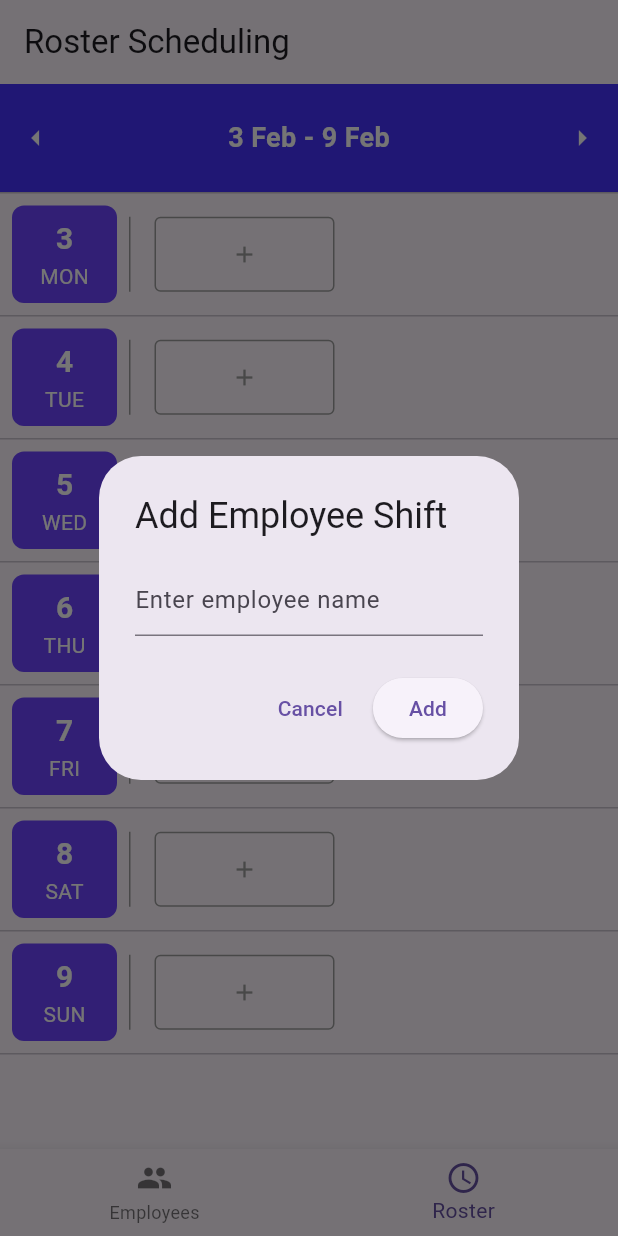
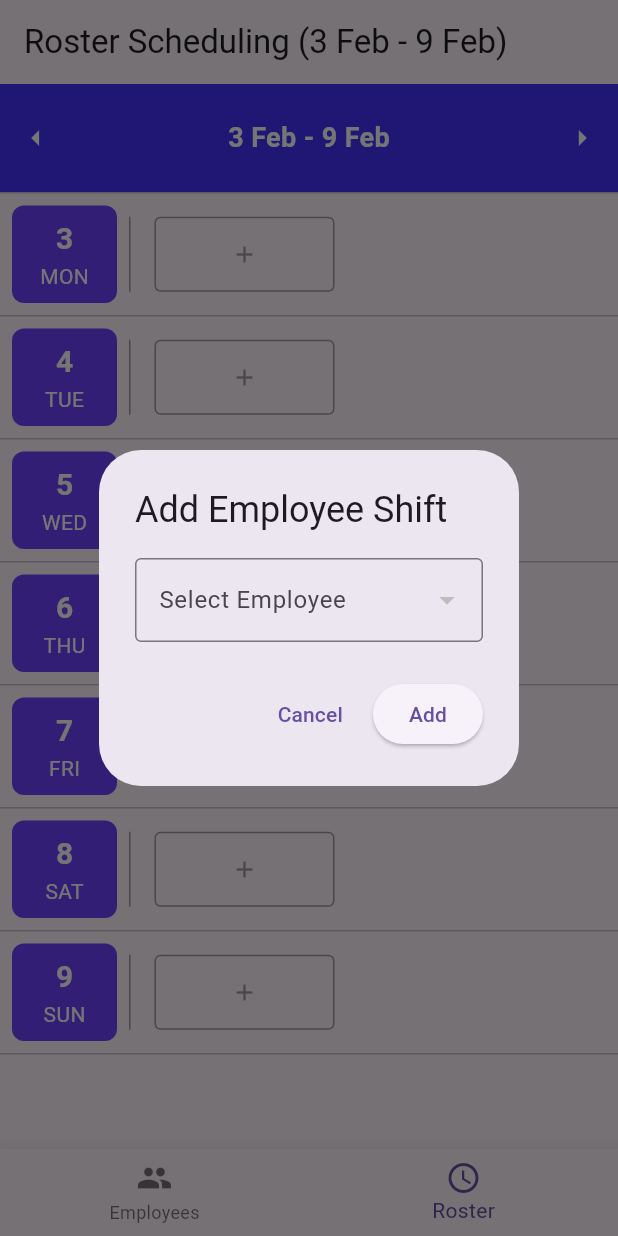
Before and after one commit to AurelioAlfons/Flutter-Tutorial, a Flutter app: the screen it shows after launch, item 2 of the bottom bar chosen, after a tap on the "add" icon, on a phone screen of 412 x 824 dp. Run offline on Flutter 3.47's test engine with Material 3 defaults, Android fonts, the phone set to English and light mode, and no system bars; our stand-ins replace google_nav_bar, shared_preferences.

Commit message:
Adding employee to the roster

```diff
--- /dev/null
+++ b/devtools_options.yaml
@@ -0,0 +1,3 @@
+description: This file stores settings for Dart & Flutter DevTools.
+documentation: https://docs.flutter.dev/tools/devtools/extensions#configure-extension-enablement-states
+extensions:
--- a/lib/payroll/payroll.dart
+++ b/lib/payroll/payroll.dart
@@ -28,7 +28,9 @@ class _MainScreenState extends State<MainScreen> {
   // Define the pages for each bottom navigation bar item
   static const List<Widget> _pages = <Widget>[
     EmployeeList(), // Employee List Screen
-    RosterScreen(), // Roster Scheduling Screen
+    RosterScreen(
+      employees: [],
+    ), // Roster Scheduling Screen
   ];
 
   void _onItemTapped(int index) {
--- a/lib/payroll/roster.dart
+++ b/lib/payroll/roster.dart
@@ -1,8 +1,12 @@
 import 'package:flutter/material.dart';
+import 'package:shared_preferences/shared_preferences.dart';
 import 'package:intl/intl.dart';
+import 'dart:convert';
 
 class RosterScreen extends StatefulWidget {
-  const RosterScreen({super.key});
+  final List<Map<String, String>> employees; // Employee list from EmployeeList
+
+  const RosterScreen({super.key, required this.employees});
 
   @override
   State<RosterScreen> createState() => _RosterScreenState();
@@ -11,12 +15,36 @@ class RosterScreen extends StatefulWidget {
 class _RosterScreenState extends State<RosterScreen> {
   DateTime _currentWeekStart = _getMondayOfCurrentWeek();
   final Map<String, List<String>> _schedule = {}; // Employee schedules
+  late List<Map<String, String>> _employees; // Local employee list
+
+  @override
+  void initState() {
+    super.initState();
+    _employees = List.from(widget.employees); // Initialize local employees list
+    _loadEmployees(); // Load additional employees from SharedPreferences
+  }
+
+  // Load Employees from SharedPreferences
+  Future<void> _loadEmployees() async {
+    final prefs = await SharedPreferences.getInstance();
+    final String? employeesJson = prefs.getString('employees');
+
+    if (employeesJson != null) {
+      setState(() {
+        _employees = (jsonDecode(employeesJson) as List<dynamic>)
+            .map((item) => (item as Map<String, dynamic>).map(
+                  (key, value) => MapEntry(key, value as String),
+                ))
+            .toList();
+      });
+    }
+  }
 
   // Get Monday of the current week
   static DateTime _getMondayOfCurrentWeek() {
     final now = DateTime.now();
-    return now.subtract(
-        Duration(days: now.weekday - 1)); // Ensure Monday is the first day
+    return now
+        .subtract(Duration(days: now.weekday - 1)); // Start week on Monday
   }
 
   // Get the week range
@@ -41,18 +69,32 @@ class _RosterScreenState extends State<RosterScreen> {
     });
   }
 
-  // Add an employee or shift
+  // Add a shift for selected employee
   void _addShift(String day) {
+    String? selectedEmployee;
+
     showDialog(
       context: context,
       builder: (context) {
-        final TextEditingController nameController = TextEditingController();
-
         return AlertDialog(
           title: const Text('Add Employee Shift'),
-          content: TextField(
-            controller: nameController,
-            decoration: const InputDecoration(hintText: 'Enter employee name'),
+          content: DropdownButtonFormField<String>(
+            decoration: const InputDecoration(
+              border: OutlineInputBorder(),
+              labelText: 'Select Employee',
+            ),
+            value: selectedEmployee,
+            items: _employees
+                .map((employee) => DropdownMenuItem<String>(
+                      value: employee['name'], // Use employee name as value
+                      child: Text(employee['name']!),
+                    ))
+                .toList(),
+            onChanged: (value) {
+              setState(() {
+                selectedEmployee = value!;
+              });
+            },
           ),
           actions: [
             TextButton(
@@ -61,11 +103,17 @@ class _RosterScreenState extends State<RosterScreen> {
             ),
             ElevatedButton(
               onPressed: () {
-                setState(() {
-                  _schedule[day] = _schedule[day] ?? [];
-                  _schedule[day]!.add(nameController.text);
-                });
-                Navigator.pop(context);
+                if (selectedEmployee != null) {
+                  setState(() {
+                    _schedule[day] = _schedule[day] ?? [];
+                    _schedule[day]!.add(selectedEmployee!);
+                  });
+                  Navigator.pop(context);
+                } else {
+                  ScaffoldMessenger.of(context).showSnackBar(
+                    const SnackBar(content: Text('Please select an employee.')),
+                  );
+                }
               },
               child: const Text('Add'),
             ),
@@ -81,11 +129,11 @@ class _RosterScreenState extends State<RosterScreen> {
 
     return Scaffold(
       appBar: AppBar(
-        title: const Text('Roster Scheduling'),
+        title: Text('Roster Scheduling (${_getWeekRange()})'),
       ),
       body: Column(
         children: [
-          // Week navigation with background color
+          // Week navigation
           Container(
             color: const Color.fromARGB(255, 70, 50, 252),
             padding: const EdgeInsets.symmetric(vertical: 12),
@@ -113,7 +161,7 @@ class _RosterScreenState extends State<RosterScreen> {
           ),
           const Divider(height: 1),
 
-          // Daily schedule with dividers and styled left section
+          // Daily schedule
           Expanded(
             child: ListView.builder(
               itemCount: weekDays.length,
@@ -132,7 +180,7 @@ class _RosterScreenState extends State<RosterScreen> {
                       child: Row(
                         crossAxisAlignment: CrossAxisAlignment.center,
                         children: [
-                          // Left: Day and date in a colored box
+                          // Day and date
                           Container(
                             width: 70,
                             padding: const EdgeInsets.all(8),
@@ -147,38 +195,37 @@ class _RosterScreenState extends State<RosterScreen> {
                                   style: const TextStyle(
                                     fontSize: 20,
                                     fontWeight: FontWeight.bold,
-                                    color: Color.fromARGB(255, 255, 255, 255),
+                                    color: Colors.white,
                                   ),
                                 ),
                                 Text(
                                   shortDay,
                                   style: const TextStyle(
                                     fontSize: 14,
-                                    color: Color.fromARGB(255, 255, 255, 255),
+                                    color: Colors.white,
                                   ),
                                 ),
                               ],
                             ),
                           ),
-                          // Vertical divider between date and shifts
+                          // Vertical divider
                           Container(
                             height: 50,
                             width: 1,
                             color: Colors.grey,
                             margin: const EdgeInsets.symmetric(horizontal: 8),
                           ),
-                          // Right: Employee shifts
+                          // Employee shifts
                           Expanded(
                             child: SingleChildScrollView(
                               scrollDirection: Axis.horizontal,
                               child: Row(
                                 children: [
-                                  // Employee buttons
                                   ...employees.map(
                                     (employee) => Container(
                                       margin: const EdgeInsets.symmetric(
                                           horizontal: 8),
-                                      width: 120, // Same size as the add button
+                                      width: 120,
                                       height: 50,
                                       child: ElevatedButton(
                                         onPressed: () {
@@ -188,8 +235,8 @@ class _RosterScreenState extends State<RosterScreen> {
                                           backgroundColor: const Color.fromARGB(
                                               255, 68, 255, 199),
                                           shape: RoundedRectangleBorder(
-                                            borderRadius: BorderRadius.circular(
-                                                4), // Square or rectangle
+                                            borderRadius:
+                                                BorderRadius.circular(4),
                                           ),
                                         ),
                                         child: Text(
@@ -200,21 +247,20 @@ class _RosterScreenState extends State<RosterScreen> {
                                       ),
                                     ),
                                   ),
-                                  // Add button
+                                  // Add shift button
                                   Container(
                                     margin: const EdgeInsets.symmetric(
                                         horizontal: 8),
-                                    width: 120, // Same size as employee buttons
+                                    width: 120,
                                     height: 50,
                                     child: ElevatedButton(
                                       onPressed: () => _addShift(formattedDay),
                                       style: ElevatedButton.styleFrom(
-                                        backgroundColor: Colors
-                                            .transparent, // Transparent background
+                                        backgroundColor: Colors.transparent,
                                         elevation: 0,
                                         shape: RoundedRectangleBorder(
-                                          borderRadius: BorderRadius.circular(
-                                              4), // Square or rectangle
+                                          borderRadius:
+                                              BorderRadius.circular(4),
                                           side: const BorderSide(
                                               color: Colors.grey),
                                         ),
--- a/pubspec.yaml
+++ b/pubspec.yaml
@@ -9,6 +9,7 @@ environment:
 dependencies:
   flutter:
     sdk: flutter
+  shared_preferences: ^2.0.13
   intl: ^0.17.0
 
   google_nav_bar: ^5.0.7
```
Also changed, not shown: lib/payroll/employee_list.dart (+68 -51 lines), pubspec.lock, 1 other file.
